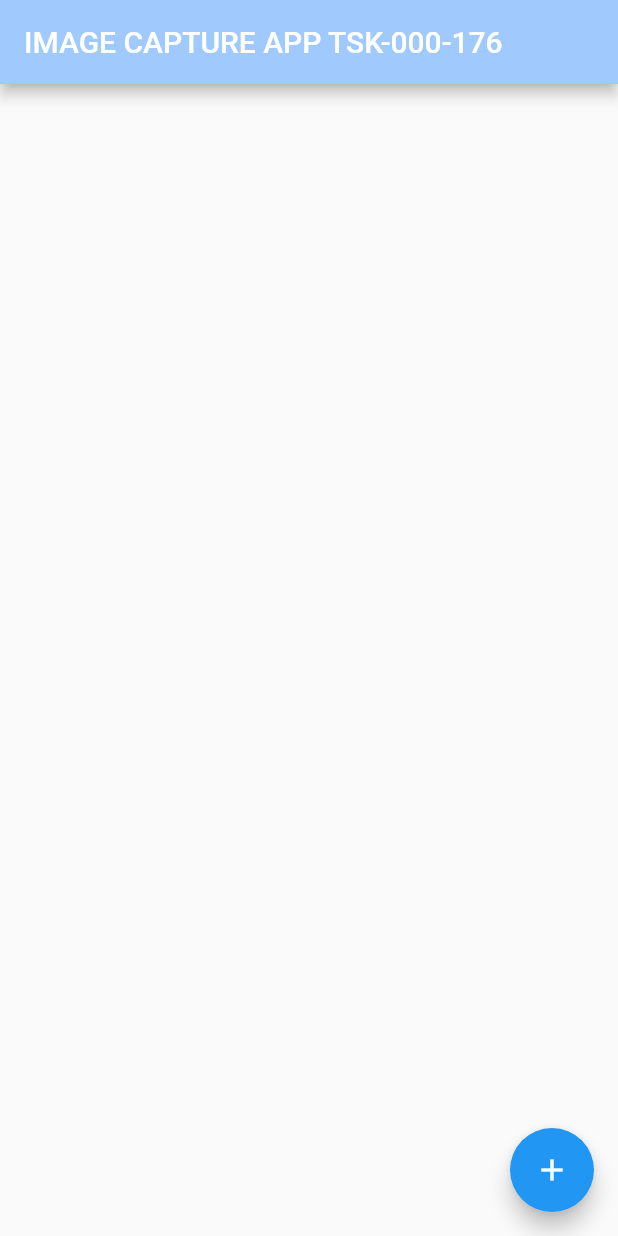
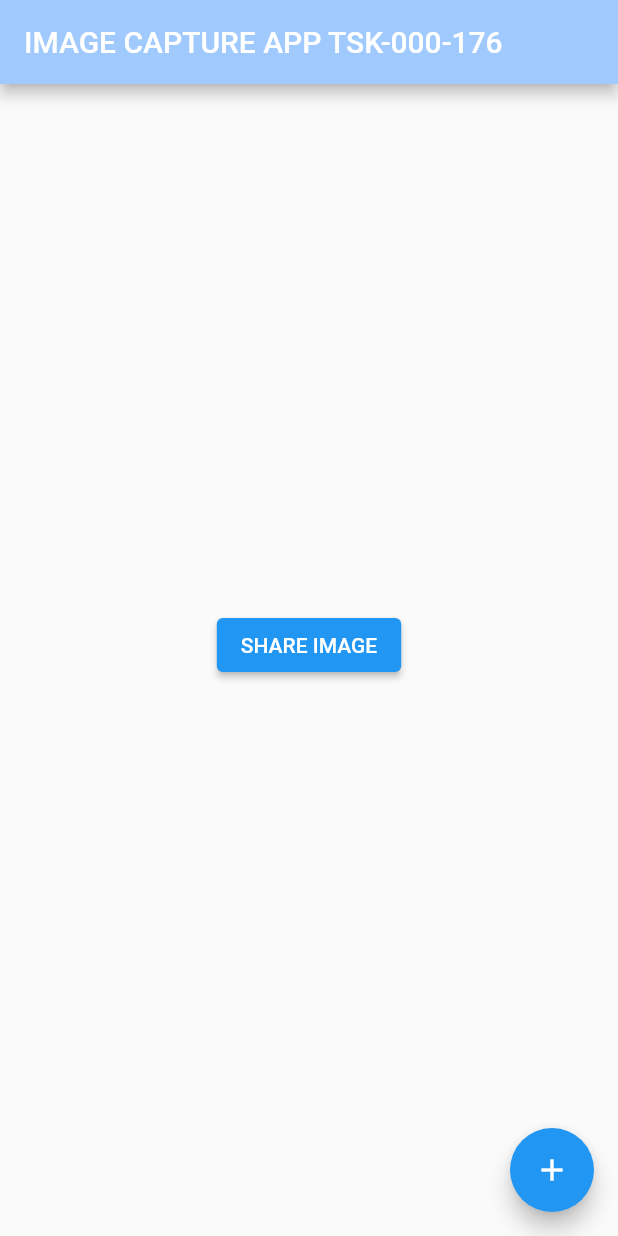
Before and after one commit to md-ali2001/image_capture_and_editing-interneepk-TSK-000-176, a Flutter app: the screen it shows after launch, on a phone screen of 412 x 824 dp. Run offline on Flutter 3.47's test engine with Material 2 defaults, Android fonts, the phone set to English and light mode, and no system bars; our stand-ins replace image_cropper, image_picker, share_plus.

Commit message:
added image share button , image from gallery can be shared using intent

```diff
--- a/lib/main.dart
+++ b/lib/main.dart
@@ -4,6 +4,8 @@ import 'dart:io';
 import 'package:flutter/material.dart';
 import 'package:image_cropper/image_cropper.dart';
 import 'package:image_picker/image_picker.dart';
+import 'package:path_provider/path_provider.dart';
+import 'package:share_plus/share_plus.dart';
 
 enum AppState
 {
@@ -167,8 +169,8 @@ class _MyHomePageState extends State<MyHomePage> {
 
     if(croppedfile!=null)
       {
+image=File(croppedfile.path);
 
-       image = File(croppedfile.path);
         setState(() {
           state=AppState.cropped;
         });
@@ -233,10 +235,29 @@ class _MyHomePageState extends State<MyHomePage> {
     ,
 
     ),
+
+
+
+
+
+
+
       body:  Center(
         // Center is a layout widget. It takes a single child and positions it
         // in the middle of the parent.
-        child: image != null?  Image.file(image!): const SizedBox(),
+        child: Column(
+
+          children: [
+            Container(width:1000,height:350,child:image != null?  Image.file(image!): const SizedBox()),
+            ElevatedButton(onPressed: () async{ XFile? shareimage=await picker.pickImage(source: ImageSource.gallery);
+
+
+              if (shareimage==null)return;
+              Share.shareXFiles([shareimage]);
+              }, child: Text("SHARE IMAGE"),)
+          ],
+
+        )
 
 
 
@@ -254,6 +275,8 @@ class _MyHomePageState extends State<MyHomePage> {
           // action in the IDE, or press "p" in the console), to see the
           // wireframe for each widget.
     ),
+
+
       ),
     );
 
--- a/pubspec.yaml
+++ b/pubspec.yaml
@@ -40,6 +40,8 @@ dependencies:
   path: ^1.8.3
   image_picker: ^1.0.4
   image_cropper: ^5.0.0
+  share_plus: ^7.1.0
+  http: ^1.1.0
 
 dev_dependencies:
   flutter_test:
```
Also changed, not shown: pubspec.lock.
